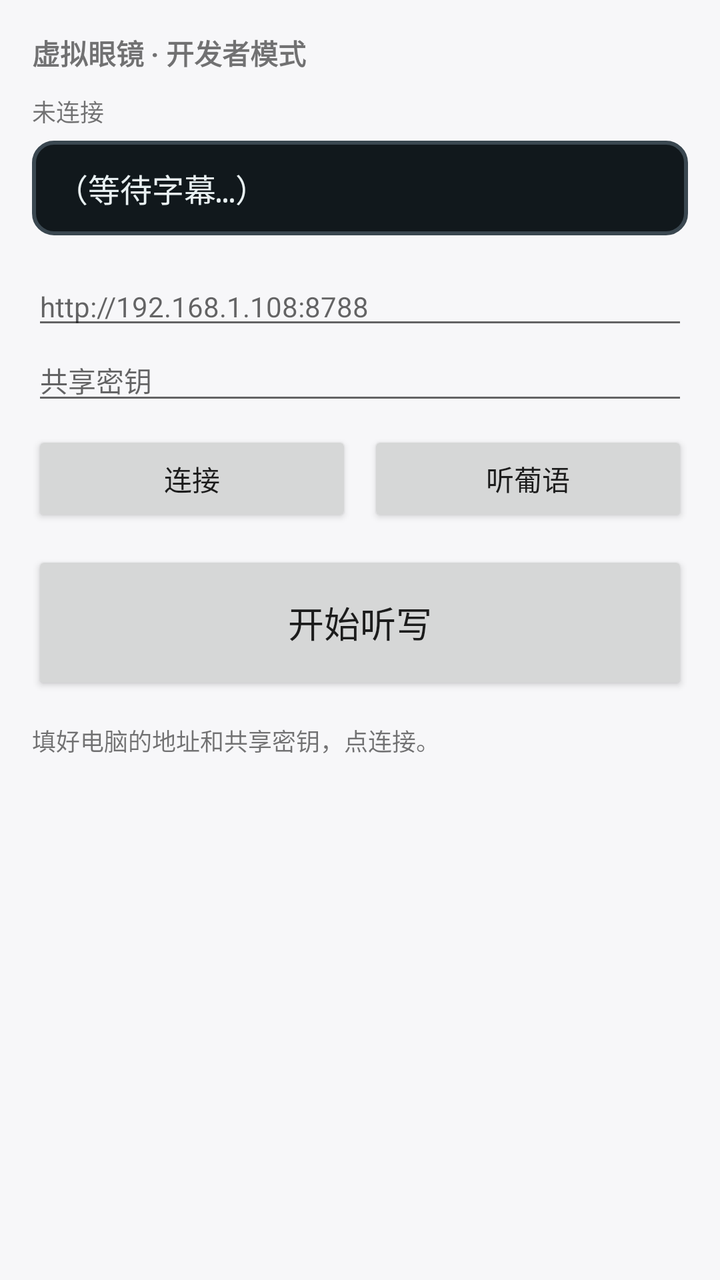
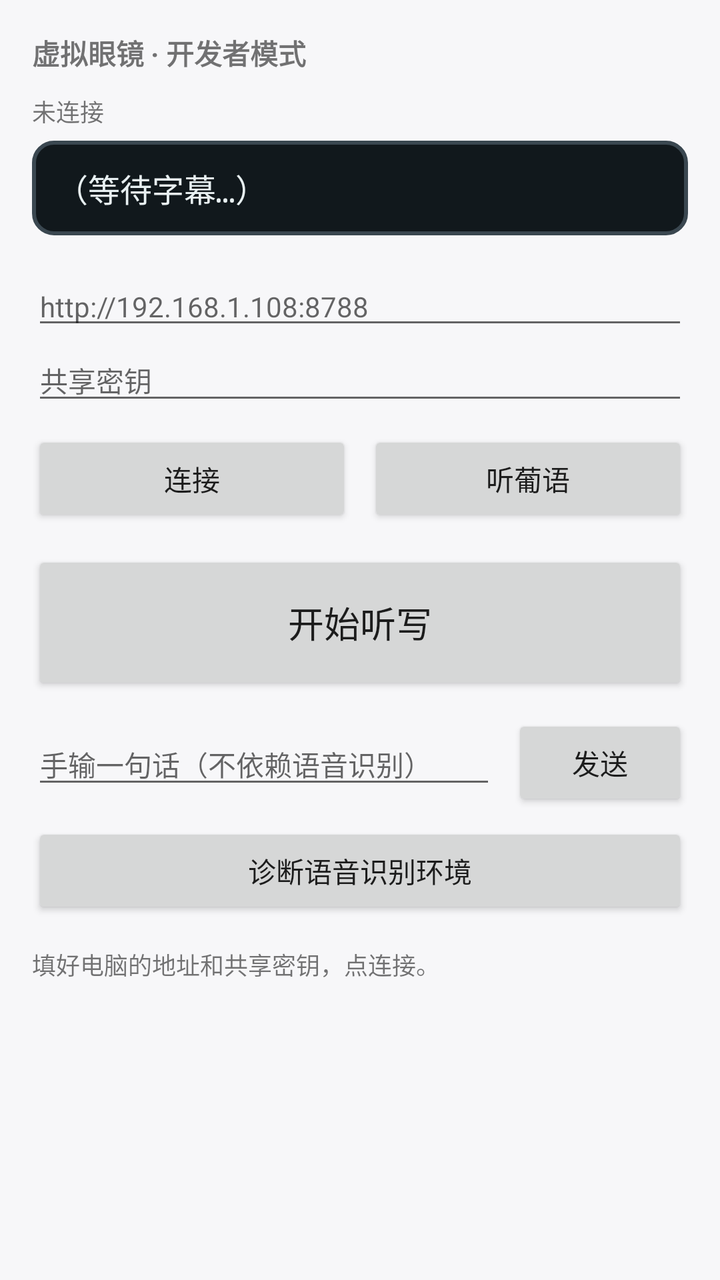

Screens rendered from an Android XML layout before and after an edit, with the pre-edit source and the edit as a unified diff.
<!-- AndroidManifest.xml: application theme AppTheme -->
<!-- res/layout/activity_main.xml -->
<?xml version="1.0" encoding="utf-8"?>
<ScrollView xmlns:android="http://schemas.android.com/apk/res/android"
    android:layout_width="match_parent"
    android:layout_height="match_parent"
    android:fillViewport="true">

    <LinearLayout
        android:layout_width="match_parent"
        android:layout_height="wrap_content"
        android:orientation="vertical"
        android:padding="16dp">

        <TextView
            android:layout_width="wrap_content"
            android:layout_height="wrap_content"
            android:text="@string/title"
            android:textSize="14sp"
            android:textStyle="bold" />

        <TextView
            android:id="@+id/panelCaption"
            android:layout_width="match_parent"
            android:layout_height="wrap_content"
            android:layout_marginTop="10dp"
            android:textSize="12sp"
            android:text="未连接" />

        
        <LinearLayout
            android:layout_width="match_parent"
            android:layout_height="wrap_content"
            android:layout_marginTop="6dp"
            android:background="@drawable/panel_bg"
            android:orientation="vertical"
            android:padding="12dp">

            <TextView
                android:id="@+id/panel"
                android:layout_width="match_parent"
                android:layout_height="wrap_content"
                android:fontFamily="monospace"
                android:text="@string/panel_placeholder"
                android:textColor="#E8F0F2"
                android:textSize="16sp" />
        </LinearLayout>

        <EditText
            android:id="@+id/host"
            android:layout_width="match_parent"
            android:layout_height="wrap_content"
            android:layout_marginTop="16dp"
            android:hint="@string/hint_host"
            android:inputType="textUri"
            android:textSize="14sp" />

        <EditText
            android:id="@+id/secret"
            android:layout_width="match_parent"
            android:layout_height="wrap_content"
            android:hint="@string/hint_secret"
            android:inputType="text"
            android:textSize="14sp" />

        <LinearLayout
            android:layout_width="match_parent"
            android:layout_height="wrap_content"
            android:layout_marginTop="8dp"
            android:orientation="horizontal">

            <Button
                android:id="@+id/connectButton"
                android:layout_width="0dp"
                android:layout_height="wrap_content"
                android:layout_weight="1"
                android:text="@string/connect" />

            <Button
                android:id="@+id/langButton"
                android:layout_width="0dp"
                android:layout_height="wrap_content"
                android:layout_marginStart="8dp"
                android:layout_weight="1"
                android:text="听葡语" />
        </LinearLayout>

        <Button
            android:id="@+id/micButton"
            android:layout_width="match_parent"
            android:layout_height="72dp"
            android:layout_marginTop="12dp"
            android:text="@string/start_listen"
            android:textSize="18sp" />

        <TextView
            android:id="@+id/status"
            android:layout_width="match_parent"
            android:layout_height="wrap_content"
            android:layout_marginTop="14dp"
            android:textSize="12sp"
            android:text="填好电脑的地址和共享密钥，点连接。" />

    </LinearLayout>
</ScrollView>
<!-- resources referenced by this layout -->
<resources>
  <!-- drawable panel_bg (drawable) -->
  <?xml version="1.0" encoding="utf-8"?>
  <shape xmlns:android="http://schemas.android.com/apk/res/android" android:shape="rectangle">
      <solid android:color="#11181C" />
      <stroke android:width="2dp" android:color="#3A4750" />
      <corners android:radius="10dp" />
  </shape>
  <string name="connect">连接</string>
  <string name="hint_host">http://192.168.1.108:8788</string>
  <string name="hint_secret">共享密钥</string>
  <string name="panel_placeholder">（等待字幕…）</string>
  <string name="start_listen">开始听写</string>
  <string name="title">虚拟眼镜 · 开发者模式</string>
  <style name="AppTheme" parent="@android:style/Theme.Material.Light.NoActionBar">
          <item name="android:windowBackground">#FFF7F7F9</item>
      </style>
</resources>

<!-- the commit's change to res/layout/activity_main.xml (unified diff, before → after) -->
@@ -91,6 +91,37 @@
             android:text="@string/start_listen"
             android:textSize="18sp" />
 
+        
+        <LinearLayout
+            android:layout_width="match_parent"
+            android:layout_height="wrap_content"
+            android:layout_marginTop="10dp"
+            android:orientation="horizontal">
+
+            <EditText
+                android:id="@+id/manualText"
+                android:layout_width="0dp"
+                android:layout_height="wrap_content"
+                android:layout_weight="1"
+                android:hint="@string/hint_manual"
+                android:inputType="text"
+                android:textSize="14sp" />
+
+            <Button
+                android:id="@+id/sendButton"
+                android:layout_width="wrap_content"
+                android:layout_height="wrap_content"
+                android:layout_marginStart="8dp"
+                android:text="@string/send" />
+        </LinearLayout>
+
+        <Button
+            android:id="@+id/diagnoseButton"
+            android:layout_width="match_parent"
+            android:layout_height="wrap_content"
+            android:layout_marginTop="6dp"
+            android:text="@string/diagnose" />
+
         <TextView
             android:id="@+id/status"
             android:layout_width="match_parent"
<!-- resource entries referenced after the edit -->
@@ -8,9 +8,12 @@
       <corners android:radius="10dp" />
   </shape>
   <string name="connect">连接</string>
+  <string name="diagnose">诊断语音识别环境</string>
   <string name="hint_host">http://192.168.1.108:8788</string>
+  <string name="hint_manual">手输一句话（不依赖语音识别）</string>
   <string name="hint_secret">共享密钥</string>
   <string name="panel_placeholder">（等待字幕…）</string>
+  <string name="send">发送</string>
   <string name="start_listen">开始听写</string>
   <string name="title">虚拟眼镜 · 开发者模式</string>
   <style name="AppTheme" parent="@android:style/Theme.Material.Light.NoActionBar">
